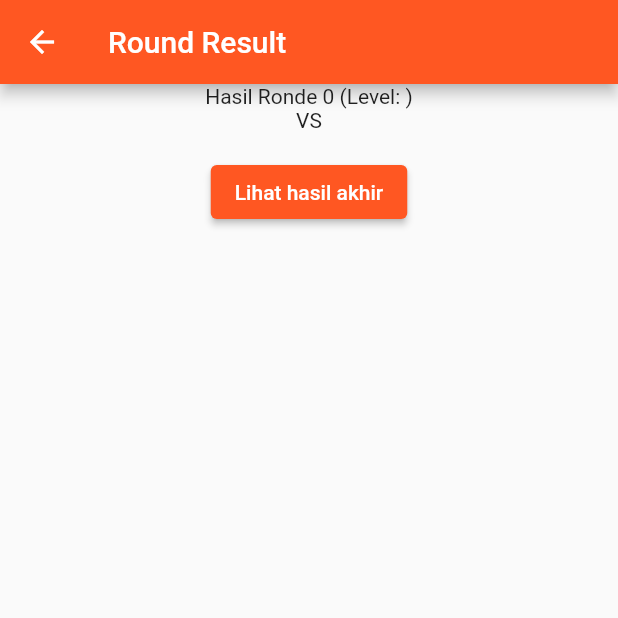
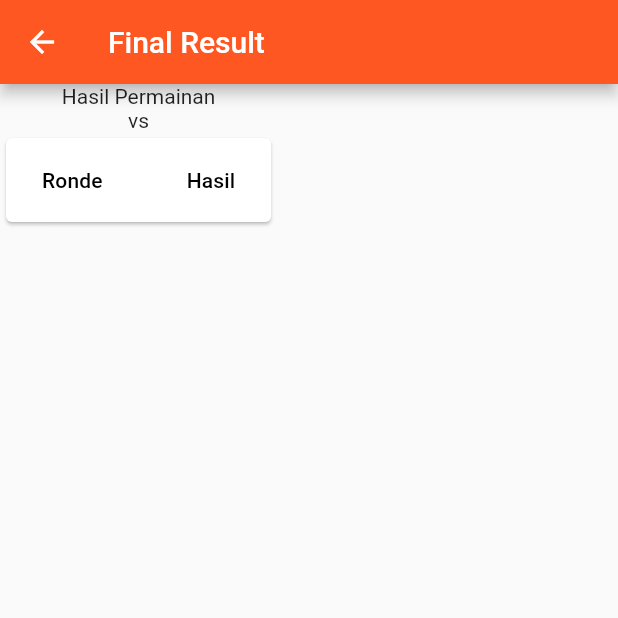
Before and after one commit to blixondi/MatiMurupSquare, a Flutter app: the RoundResult screen opened directly with empty values, after a tap on "Lihat hasil akhir", on a phone screen of 412 x 824 dp, the top half of it. Run offline on Flutter 3.47's test engine with Material 2 defaults, Android fonts, the phone set to English and light mode, and no system bars; our stand-ins replace shared_preferences; accounts and stored records are empty.

Commit message:
result screen done

```diff
--- a/lib/screen/finalresult.dart
+++ b/lib/screen/finalresult.dart
@@ -1,18 +1,40 @@
 import 'package:flutter/material.dart';
 
 class FinalResult extends StatelessWidget {
-  final List roundList;
+  final List<String> roundList;
+  final String player1;
+  final String player2;
 
-  FinalResult(this.roundList);
+  FinalResult(this.roundList, this.player1, this.player2);
 
   @override
-  Widget build(BuildContext context){
+  Widget build(BuildContext context) {
     return Scaffold(
       appBar: AppBar(
         title: Text('Final Result'),
       ),
-      body: Center(
+      body: Column(
+        children: <Widget>[
+          Text('Hasil Permainan'),
+          Text('$player1 vs $player2'),
+          Card(
+            child: DataTable(
+              columns: [
+                DataColumn(label: Text('Ronde')),
+                DataColumn(label: Text('Hasil')),
+              ],
+              rows: roundList.asMap().entries.map((entry) {
+                int index = entry.key;
+                String round = entry.value;
 
+                return DataRow(cells: [
+                  DataCell(Text('${index + 1}')),
+                  DataCell(Text(round)),
+                ]);
+              }).toList(),
+            ),
+          )
+        ],
       ),
     );
   }
--- a/lib/screen/roundresult.dart
+++ b/lib/screen/roundresult.dart
@@ -8,7 +8,7 @@ class RoundResult extends StatelessWidget {
   final String player2;
   final String result;
   final String difficulty;
-  final List roundList;
+  final List<String> roundList;
   RoundResult(this.currentRound, this.roundCount, this.player1, this.player2,
       this.result, this.difficulty, this.roundList);
 
@@ -27,14 +27,18 @@ class RoundResult extends StatelessWidget {
           ElevatedButton(
               onPressed: () {
                 if (currentRound == roundCount) {
-                  Navigator.popAndPushNamed(context, FinalResult(roundList) as String);
+                  print(roundList);
+                  Navigator.push(
+                      context,
+                      MaterialPageRoute(
+                          builder: ((context) => FinalResult(roundList, player1, player2))));
                 } else {
                   Navigator.pop(context);
                 }
               },
               child: Text((currentRound == roundCount)
                   ? 'Lihat hasil akhir'
-                  : 'Lanjut Ronde $currentRound'))
+                  : 'Lanjut Ronde ${currentRound+1}'))
         ],
       )),
     );
```
Also changed, not shown: lib/screen/game.dart (+4 -14 lines).
